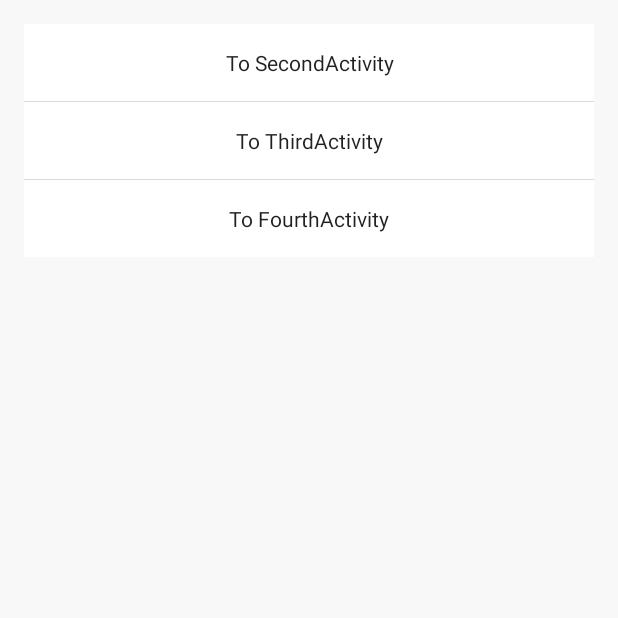
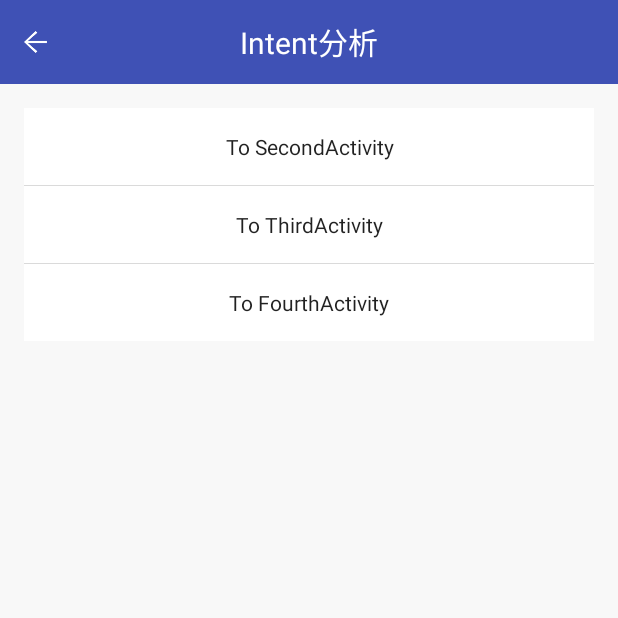
Before and after one commit to arvinljw/AndroidArt, an Android app: the screen it shows after launch (IntentActivity), after a tap on "Intent分析", on a phone screen of 412 x 824 dp, the top half of it. Run offline under Robolectric (Android 15) with nearby library versions, the phone set to English and light mode, and no system bars; our stand-ins replace ButterKnife; libraries missing offline, so code that uses them is left out: com.orhanobut.logger, com.umeng.analytics; 2 statements that could not run were skipped.

Commit message:
增加标题

```diff
--- a/afbaselibrary/src/main/java/net/arvin/afbaselibrary/uis/activities/BaseHeaderActivity.java
+++ b/afbaselibrary/src/main/java/net/arvin/afbaselibrary/uis/activities/BaseHeaderActivity.java
@@ -11,7 +11,7 @@ import net.arvin.afbaselibrary.R;
 /**
  * created by arvin on 16/10/24 15:22
  * email：1035407623@qq.com
- * activity必须包含ui_layout_header.xml文件,或者使用id:pre_tv_title和pre_v_back
+ * 带有标题和返回按钮的activity包含使用id:pre_tv_title（TextView）和pre_v_back（View）的组件即可
  */
 public abstract class BaseHeaderActivity extends BaseActivity {
     protected TextView tvTitle;
@@ -45,9 +45,14 @@ public abstract class BaseHeaderActivity extends BaseActivity {
                     onBackPressed();
                 }
             });
+            vBack.setVisibility(isShowBackView() ? View.VISIBLE : View.GONE);
         } catch (Exception e) {
             Logger.w("未设置返回图标id~");
         }
+    }
+
+    protected boolean isShowBackView() {
+        return true;
     }
 
     protected void onTitleClicked(View view) {
--- a/app/src/main/java/net/arvin/androidart/MainActivity.java
+++ b/app/src/main/java/net/arvin/androidart/MainActivity.java
@@ -1,13 +1,15 @@
 package net.arvin.androidart;
 
 import android.os.Bundle;
+import android.view.View;
 
 import net.arvin.afbaselibrary.uis.activities.BaseActivity;
+import net.arvin.afbaselibrary.uis.activities.BaseHeaderActivity;
 import net.arvin.androidart.intent.IntentActivity;
 
 import butterknife.OnClick;
 
-public class MainActivity extends BaseActivity {
+public class MainActivity extends BaseHeaderActivity {
 
     @Override
     public int getContentViewId() {
@@ -15,11 +17,30 @@ public class MainActivity extends BaseActivity {
     }
 
     @Override
-    public void init(Bundle savedInstanceState) {
+    protected boolean isShowBackView() {
+        return false;
+    }
+
+    @Override
+    protected String getTitleText() {
+        return getString(R.string.app_name);
+    }
+
+    @Override
+    protected void initViews(Bundle savedInstanceState) {
+
     }
 
     @OnClick(R.id.tv_intent_analyze)
     public void toSec() {
         startActivity(IntentActivity.class);
     }
+
+    /**
+     * 第一个显示的界面记得重写onBackPressed方法，去掉动画
+     */
+    @Override
+    public void onBackPressed() {
+        finish();
+    }
 }
--- a/app/src/main/java/net/arvin/androidart/intent/IntentActivity.java
+++ b/app/src/main/java/net/arvin/androidart/intent/IntentActivity.java
@@ -5,6 +5,7 @@ import android.net.Uri;
 import android.os.Bundle;
 
 import net.arvin.afbaselibrary.uis.activities.BaseActivity;
+import net.arvin.afbaselibrary.uis.activities.BaseSwipeBackActivity;
 import net.arvin.androidart.R;
 
 import butterknife.OnClick;
@@ -12,7 +13,7 @@ import butterknife.OnClick;
 /**
  * 隐式intent匹配分析
  */
-public class IntentActivity extends BaseActivity {
+public class IntentActivity extends BaseSwipeBackActivity {
 
     @Override
     public int getContentViewId() {
@@ -20,7 +21,12 @@ public class IntentActivity extends BaseActivity {
     }
 
     @Override
-    public void init(Bundle savedInstanceState) {
+    protected String getTitleText() {
+        return "Intent分析";
+    }
+
+    @Override
+    protected void initViews(Bundle savedInstanceState) {
     }
 
     @OnClick(R.id.toSec)
@@ -55,10 +61,10 @@ public class IntentActivity extends BaseActivity {
         Intent intent = new Intent();
         intent.setAction("FourActivityAction");
 //        intent.setData(Uri.parse("http://"));//只保留这个注释，发现若是过滤器中URI和MIME都设置了，则intent中也要设置URI和MIME
-        intent.setDataAndType(Uri.parse("http://"),"image/png");
-        intent.setDataAndType(Uri.parse("https://"),"image/png");
-        intent.setDataAndType(Uri.parse("https://"),"text/*");
-        intent.setDataAndType(Uri.parse("http://"),"text/*");
+        intent.setDataAndType(Uri.parse("http://"), "image/png");
+        intent.setDataAndType(Uri.parse("https://"), "image/png");
+        intent.setDataAndType(Uri.parse("https://"), "text/*");
+        intent.setDataAndType(Uri.parse("http://"), "text/*");
         //以上四个发现只要intent中设置的URI结构和MIME只要在过滤器中包含了，即可通过
         //结论：只要过滤器中的URI结构和MIME在intent中能找到对应的URI和MIME就可以，URI结构的匹配是过滤器中有什么，intent中就必须有什么才能匹配通过
         startActivity(intent);
--- a/app/src/main/java/net/arvin/androidart/intent/SecondActivity.java
+++ b/app/src/main/java/net/arvin/androidart/intent/SecondActivity.java
@@ -20,6 +20,7 @@ public class SecondActivity extends BaseSwipeBackActivity {
 
     @Override
     public void init(Bundle savedInstanceState) {
+        super.init(savedInstanceState);
         tvName.setText(getActivityName());
     }
 
--- a/app/src/main/res/layout/activity_intent.xml
+++ b/app/src/main/res/layout/activity_intent.xml
@@ -4,27 +4,34 @@
     android:id="@+id/activity_main"
     android:layout_width="match_parent"
     android:layout_height="match_parent"
+    android:orientation="vertical"
+    tools:context="net.arvin.androidart.intent.IntentActivity">
+
+    <include layout="@layout/layout_header" />
+
+    <LinearLayout
+        android:layout_width="match_parent"
+        android:layout_height="wrap_content"
         android:layout_margin="@dimen/spacing_default"
-    android:orientation="vertical"
-    tools:context="net.arvin.androidart.MainActivity">
+        android:orientation="vertical">
 
         <TextView
+            android:id="@+id/toSec"
             style="@style/main_text"
-        android:id="@+id/toSec"
             android:text="To SecondActivity" />
 
         <include layout="@layout/ui_layout_divider" />
 
         <TextView
+            android:id="@+id/toThi"
             style="@style/main_text"
-        android:id="@+id/toThi"
             android:text="To ThirdActivity" />
 
         <include layout="@layout/ui_layout_divider" />
 
         <TextView
+            android:id="@+id/toFour"
             style="@style/main_text"
-        android:id="@+id/toFour"
             android:text="To FourthActivity" />
-
     </LinearLayout>
+</LinearLayout>
--- /dev/null
+++ b/app/src/main/res/layout/layout_header.xml
@@ -0,0 +1,26 @@
+<?xml version="1.0" encoding="utf-8"?>
+<RelativeLayout xmlns:android="http://schemas.android.com/apk/res/android"
+    android:layout_width="match_parent"
+    android:layout_height="@dimen/spacing_app_bar"
+    android:background="@color/colorPrimary">
+
+    <ImageView
+        android:id="@+id/pre_v_back"
+        android:layout_width="wrap_content"
+        android:layout_height="match_parent"
+        android:background="@drawable/selector_tab"
+        android:padding="@dimen/spacing_default"
+        android:src="@drawable/ic_back_white" />
+
+    <TextView
+        android:id="@+id/pre_tv_title"
+        android:layout_width="wrap_content"
+        android:layout_height="wrap_content"
+        android:layout_centerInParent="true"
+        android:ellipsize="end"
+        android:maxLength="11"
+        android:text="@string/app_name"
+        android:textColor="@color/white_normal"
+        android:textSize="@dimen/txt_title" />
+
+</RelativeLayout>
```
Also changed, not shown: app/src/main/AndroidManifest.xml (+9 -4 lines), app/src/main/res/layout/activity_main.xml (+14 -7 lines), app/src/main/res/drawable-xxhdpi/ic_back_white.png (added). Lines whose indentation alone changed are shown as unchanged.
